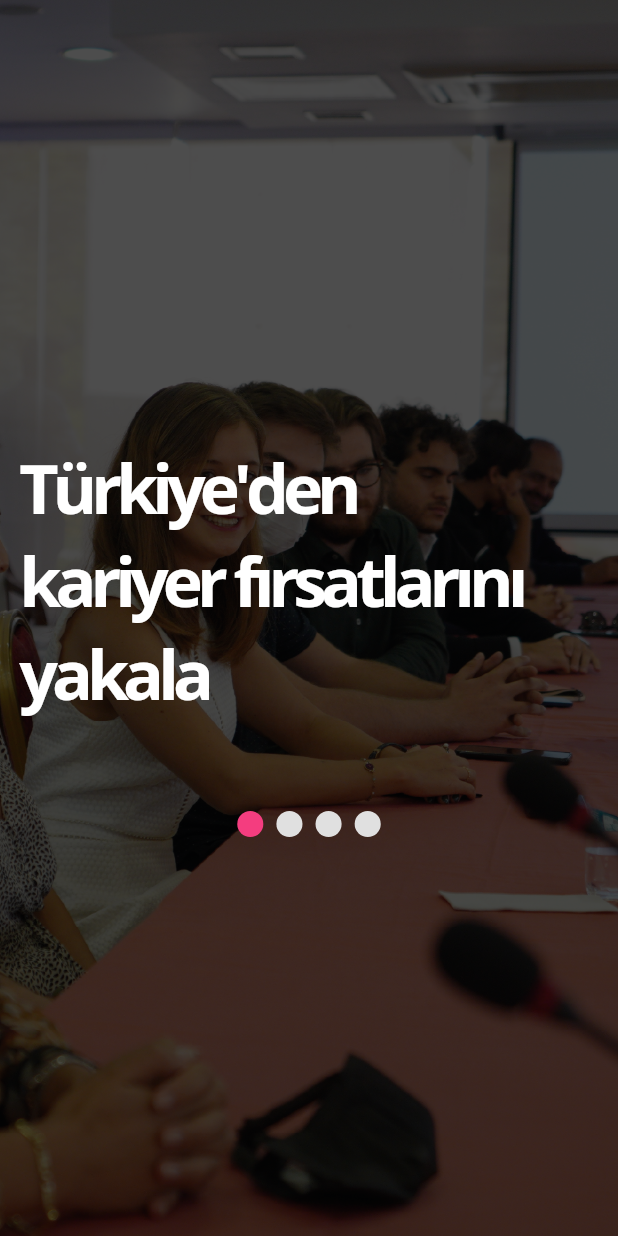
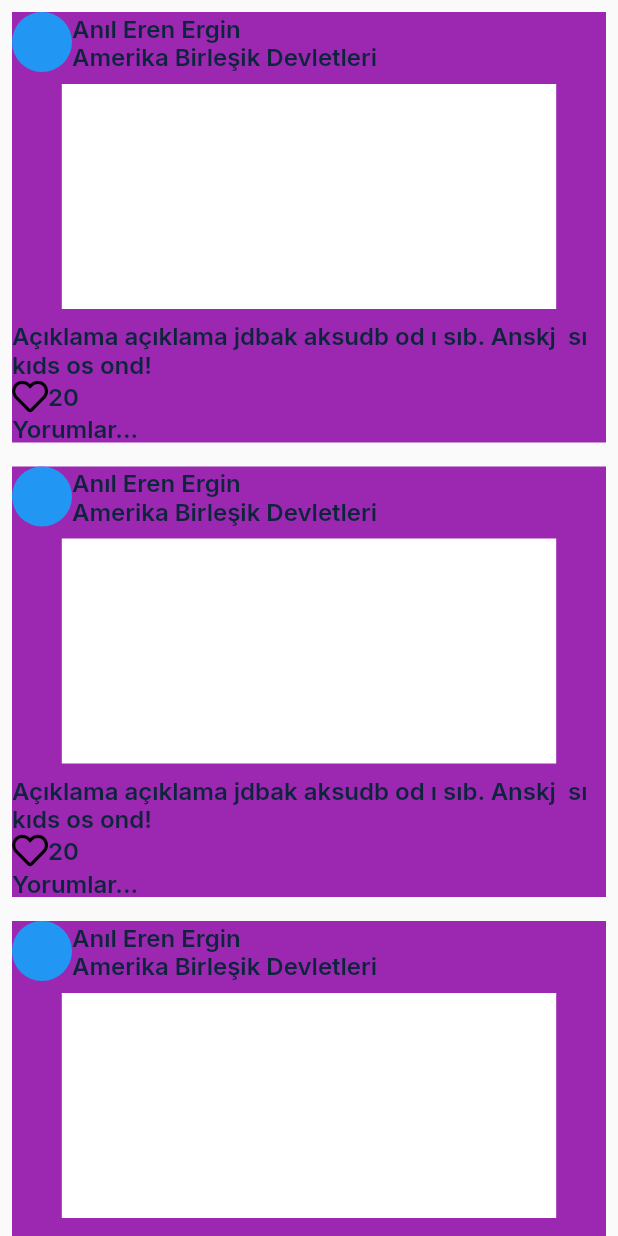
Before and after one commit to anilerenergin/greaTR, a Flutter app: the screen it shows after launch, on a phone screen of 412 x 824 dp. Run offline on Flutter 3.47's test engine with Material 2 defaults, Android fonts, the phone set to English and light mode, and no system bars; our stand-ins replace awesome_notifications, bubble, cached_network_image, carousel_slider, cloud_firestore, date_format and 19 more; missing offline and left inert: algolia, flutter_pdfview, onesignal_flutter, slugify, translator; accounts and stored records are empty.

Commit message:
last changes

```diff
--- a/lib/Firebase Functions/chat_functions.dart
+++ b/lib/Firebase Functions/chat_functions.dart
@@ -7,8 +7,10 @@ import 'package:greatr/models/ChatRoom.dart';
 import 'package:greatr/models/Message.dart';
 import 'package:greatr/models/PrivateChatRoom.dart';
 import 'package:greatr/models/User.dart';
+import 'package:shared_preferences/shared_preferences.dart';
 import '/UI/globals.dart' as global;
 import 'package:http/http.dart' as http;
+
 
 FirebaseFirestore firestore = FirebaseFirestore.instance;
 final chatRoomRef =
@@ -25,9 +27,17 @@ final privateChatRoomRef = FirebaseFirestore.instance
 
 Future getChatRooms(List<ChatRoom> rooms) async {
   List<QueryDocumentSnapshot<ChatRoom>> chatRooms = await chatRoomRef
-      .orderBy(
-        'prior',
-      )
+     .where("type",isEqualTo: "global")
+      .get()
+      .then((snapshot) => snapshot.docs);
+
+  chatRooms.forEach((element) {
+    rooms.add(ChatRoom.fromJson(element.data().toJson()));
+  });
+}
+Future getLocationChatRooms(List<ChatRoom> rooms) async {
+  List<QueryDocumentSnapshot<ChatRoom>> chatRooms = await chatRoomRef
+     .where("title",isEqualTo:"Boston")
       .get()
       .then((snapshot) => snapshot.docs);
 
--- a/lib/UI/Chat Section/chat_home.dart
+++ b/lib/UI/Chat Section/chat_home.dart
@@ -42,12 +42,12 @@ class _ChatHomeScreenState extends State<ChatHomeScreen> {
   int pageIndex = 0;
   Stream<QuerySnapshot<Object?>> firebaseStream = FirebaseFirestore.instance
       .collection('private_chat_rooms')
-      .where('participants', arrayContains: global.user.id)
       .orderBy('lastMessage.date')
       .snapshots();
   List<PrivateChatRoom> privRoomList = [];
   @override
   void initState() {
+
     widget.rooms.forEach((element) {
       if (element.title == global.user.location.city) {
         ChatRoom room = element;
@@ -240,8 +240,7 @@ class _ChatHomeScreenState extends State<ChatHomeScreen> {
                       Stream<QuerySnapshot> messageStream = FirebaseFirestore
                           .instance
                           .collection('messages')
-                          .where('chatRoomId',
-                              isEqualTo: widget.rooms[index].id)
+
                           .orderBy('date', descending: true)
                           .snapshots();
                       Get.to(() => ChatScreen(
--- a/lib/UI/splash/splash.dart
+++ b/lib/UI/splash/splash.dart
@@ -33,6 +33,7 @@ List<Event> events = [];
 List<UserBookmark> bookmarks = [];
 List<Company> companies = [];
 List<Job> jobs = [];
+
 Future futureOperation(context) async {
   SharedPreferences prefs = await SharedPreferences.getInstance();
   String uid = (prefs.getString('uid'))!;
@@ -40,6 +41,7 @@ Future futureOperation(context) async {
   await Future.wait([
     getUserFromFirestore(uid, users),
     getChatRooms(rooms),
+    getLocationChatRooms(rooms,),
     getAllEvents(events),
     getFeedObjects(),
     getCompanies(companies),
--- /dev/null
+++ b/lib/feed.dart
@@ -0,0 +1,67 @@
+import 'package:flutter/material.dart';
+import 'package:font_awesome_flutter/font_awesome_flutter.dart';
+import 'package:get/get.dart';
+
+class FeedScreen extends StatefulWidget {
+  const FeedScreen({ Key? key }) : super(key: key);
+
+  @override
+  State<FeedScreen> createState() => _FeedScreenState();
+}
+
+class _FeedScreenState extends State<FeedScreen> {
+  @override
+  Widget build(BuildContext context) {
+    return Scaffold(
+      body: ListView.builder(
+        itemCount: 5,
+        itemBuilder: ((context, index) {
+        return Padding(
+          padding: const EdgeInsets.all(8.0),
+          child: Container(
+            width: MediaQuery.of(context).size.width,
+
+            color: Colors.purple,
+            child: Column(
+
+              crossAxisAlignment: CrossAxisAlignment.start,
+              children: [
+              Row(
+                children: [
+                  CircleAvatar(backgroundColor: Colors.blue),
+                  Column(
+                    crossAxisAlignment: CrossAxisAlignment.start,
+                    children: [
+                      Text("Anıl Eren Ergin"),
+                      Text("Amerika Birleşik Devletleri"),
+                    ],
+                  ),
+                ],
+              ),
+              Center(
+                child: Padding(
+                  padding: const EdgeInsets.all(8.0),
+                  child: Container(
+                    width: MediaQuery.of(context).size.width*0.8,
+                    height: 150,
+                    color: Colors.white,),
+                ),
+              ),
+                Text("Açıklama açıklama jdbak aksudb od ı sıb. Anskj  sı kıds os ond!"),
+                Row(
+                  children: [
+                    Icon(FontAwesomeIcons.heart),
+                    Text("20")
+                  ],
+                ),
+                GestureDetector(
+
+                  child: Text("Yorumlar..."))
+
+            ],),
+          ),
+        );
+      })),
+    );
+  }
+}
--- a/lib/main.dart
+++ b/lib/main.dart
@@ -13,6 +13,7 @@ import 'package:greatr/UI/Chat%20Section/chat_screen.dart';
 
 import 'package:greatr/UI/Onboarding/onboarding.dart';
 import 'package:greatr/UI/splash/splash.dart';
+import 'package:greatr/feed.dart';
 import 'package:greatr/models/PrivateChatRoom.dart';
 
 import 'package:intl/intl.dart';
@@ -159,11 +160,7 @@ class _MyAppState extends State<MyApp> {
       debugShowCheckedModeBanner: false,
       title: 'Greatr',
       theme: whiteTheme,
-      home:widget.logged != null
-          ? SplashScreen(
-              notificationReceived: notif,
-            )
-          : Onboarding(),
+      home:FeedScreen()
     );
   }
 }
```
